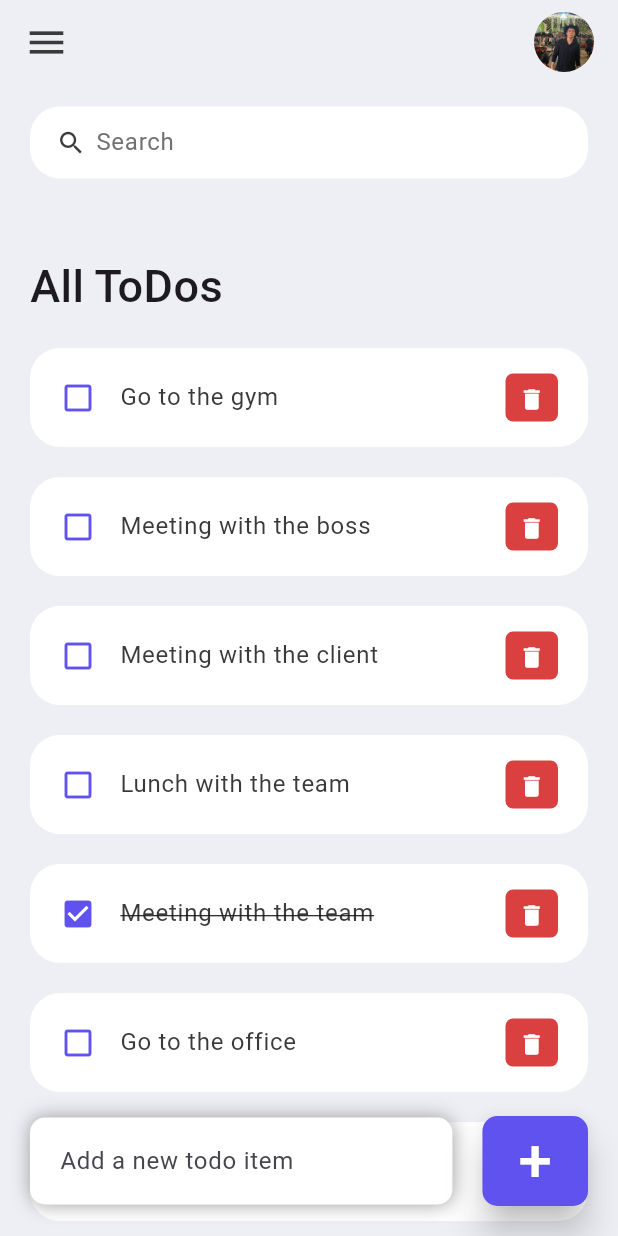
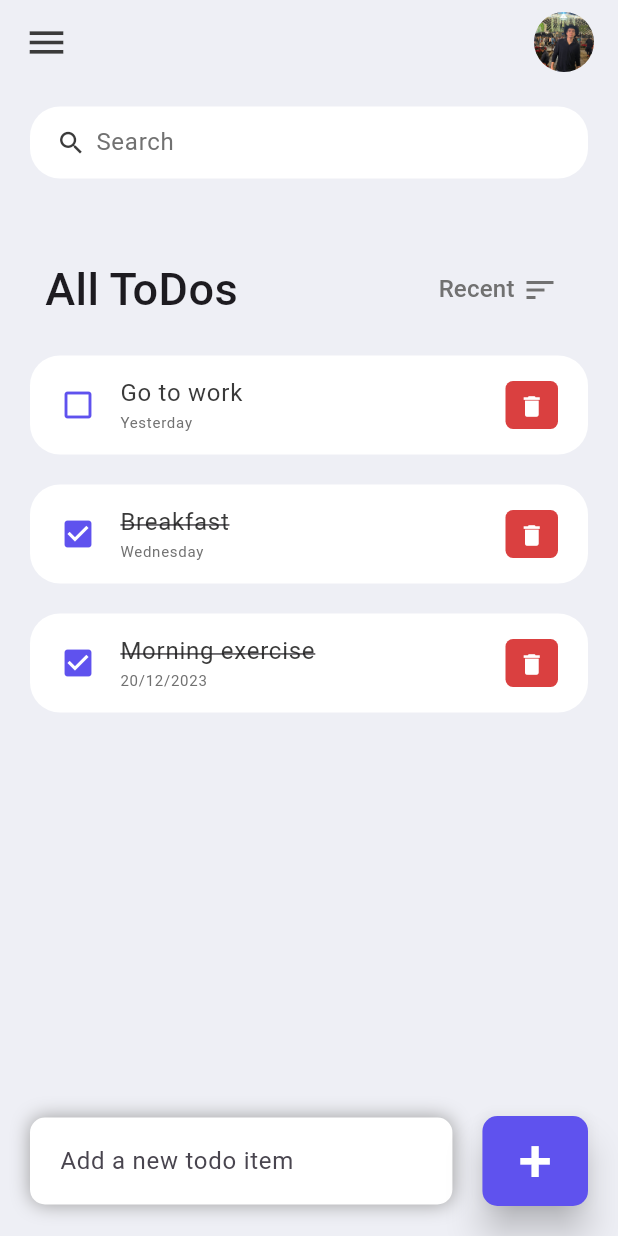
Before and after one commit to ArturoDuCas/flutter_todo_app, a Flutter app: the screen it shows after launch, on a phone screen of 412 x 824 dp. Run offline on Flutter 3.47's test engine with Material 3 defaults, Android fonts, the phone set to English and light mode, and no system bars.

Commit message:
feat: create filter todos functionality

```diff
--- a/lib/model/todo.dart
+++ b/lib/model/todo.dart
@@ -1,23 +1,31 @@
 class ToDo {
-  String? id;
+  String? createdAt;
   String? todoText;
   bool isDone;
 
   ToDo({
-    required this.id,
+    required this.createdAt,
     required this.todoText,
     this.isDone = false,
   });
 
   static List<ToDo> todoList() {
     return [
-      ToDo(id: "01", todoText: "Morning exercise", isDone: true),
-      ToDo(id: "02", todoText: "Go to the office", isDone: false),
-      ToDo(id: "03", todoText: "Meeting with the team", isDone: true),
-      ToDo(id: "04", todoText: "Lunch with the team", isDone: false),
-      ToDo(id: "05", todoText: "Meeting with the client", isDone: false),
-      ToDo(id: "06", todoText: "Meeting with the boss", isDone: false),
-      ToDo(id: "07", todoText: "Go to the gym", isDone: false),
+      ToDo(
+        createdAt: "1703056249095",
+        todoText: "Morning exercise",
+        isDone: true,
+      ),
+      ToDo(
+        createdAt: "1704324249095",
+        todoText: "Breakfast",
+        isDone: true,
+      ),
+      ToDo(
+        createdAt: "1704410689095",
+        todoText: "Go to work",
+        isDone: false,
+      ),
     ];
   }
 }
--- a/lib/screens/home.dart
+++ b/lib/screens/home.dart
@@ -15,8 +15,11 @@ class _HomeState extends State<Home> {
   List<ToDo> _foundToDo = [];
   final _todoController = TextEditingController();
 
+  var _selectedSort = 1;
+
   @override
   void initState() {
+    todosList.sort((a, b) => b.createdAt!.compareTo(a.createdAt!));
     _foundToDo = todosList;
     super.initState();
   }
@@ -40,16 +43,55 @@ class _HomeState extends State<Home> {
                         margin: const EdgeInsets.only(
                           top: 50,
                           bottom: 20,
+                          left: 10,
+                          right: 20,
                         ),
-                        child: const Text(
+                        child: Row(
+                          children: [
+                            const Text(
                               "All ToDos",
                               style: TextStyle(
                                 fontSize: 30,
                                 fontWeight: FontWeight.w500,
                               ),
                             ),
+                            const Spacer(),
+                            DropdownButton(
+                              items: const [
+                                DropdownMenuItem(
+                                  value: 1,
+                                  child: Text(
+                                    "Recent",
+                                    style: TextStyle(color: tdGray),
                                   ),
-                      for (ToDo todoo in _foundToDo.reversed)
+                                ),
+                                DropdownMenuItem(
+                                  value: 2,
+                                  child: Text(
+                                    "Older",
+                                    style: TextStyle(color: tdGray),
+                                  ),
+                                ),
+                                DropdownMenuItem(
+                                  value: 3,
+                                  child: Text(
+                                    "Name",
+                                    style: TextStyle(color: tdGray),
+                                  ),
+                                ),
+                              ],
+                              value: _selectedSort,
+                              onChanged: dropDownCallback,
+                              icon: Container(
+                                  padding: const EdgeInsets.only(left: 5),
+                                  child: const Icon(Icons.sort)),
+                              underline: Container(),
+                              iconEnabledColor: tdGray,
+                            )
+                          ],
+                        ),
+                      ),
+                      for (ToDo todoo in _foundToDo)
                         ToDoItem(
                           todo: todoo,
                           onToDoChanged: _handleToDoChange,
@@ -132,16 +174,18 @@ class _HomeState extends State<Home> {
     });
   }
 
-  void _deleteToDoItem(String id) {
+  void _deleteToDoItem(String createdAt) {
     setState(() {
-      todosList.removeWhere((item) => item.id == id);
+      todosList.removeWhere((item) => item.createdAt == createdAt);
     });
   }
 
   void _addToDoItem(String toDo) {
     setState(() {
-      todosList.add(ToDo(
-        id: DateTime.now().millisecondsSinceEpoch.toString(),
+      todosList.insert(
+          0,
+          ToDo(
+            createdAt: DateTime.now().millisecondsSinceEpoch.toString(),
             todoText: toDo,
           ));
     });
@@ -163,6 +207,22 @@ class _HomeState extends State<Home> {
 
     setState(() {
       _foundToDo = results;
+    });
+  }
+
+  void dropDownCallback(int? val) {
+    setState(() {
+      _selectedSort = val!;
+      if (val == 1) {
+        // Recent
+        todosList.sort((a, b) => b.createdAt!.compareTo(a.createdAt!));
+      } else if (val == 2) {
+        // Older
+        todosList.sort((a, b) => a.createdAt!.compareTo(b.createdAt!));
+      } else if (val == 3) {
+        // Name
+        todosList.sort((a, b) => a.todoText!.compareTo(b.todoText!));
+      }
     });
   }
 
--- a/lib/widgets/todo_item.dart
+++ b/lib/widgets/todo_item.dart
@@ -34,13 +34,25 @@ class ToDoItem extends StatelessWidget {
           todo.isDone ? Icons.check_box : Icons.check_box_outline_blank,
           color: tdBlue,
         ),
-        title: Text(
+        title: Column(
+          crossAxisAlignment: CrossAxisAlignment.start,
+          children: [
+            Text(
               todo.todoText!,
               style: TextStyle(
                 fontSize: 16,
                 color: tdBlack,
                 decoration: todo.isDone ? TextDecoration.lineThrough : null,
               ),
+            ),
+            Text(
+              _formatDate(todo.createdAt!),
+              style: const TextStyle(
+                fontSize: 10,
+                color: tdGray,
+              ),
+            )
+          ],
         ),
         trailing: Container(
           padding: const EdgeInsets.all(0),
@@ -56,11 +68,40 @@ class ToDoItem extends StatelessWidget {
             iconSize: 18,
             icon: const Icon(Icons.delete),
             onPressed: () {
-              onDeleteToDo(todo.id);
+              onDeleteToDo(todo.createdAt);
             },
           ),
         ),
       ),
     );
   }
+
+  String _formatDate(String milliseconds) {
+    var now = DateTime.now().millisecondsSinceEpoch;
+    var formattedDate = "";
+    // si es hoy
+    if (int.parse(milliseconds) > now - 86400000) {
+      var date = DateTime.fromMillisecondsSinceEpoch(int.parse(milliseconds));
+      formattedDate = "${date.hour}:${date.minute}";
+    } else if (int.parse(milliseconds) > now - 172800000) {
+      formattedDate = "Yesterday";
+    } else if (int.parse(milliseconds) > now - 604800000) {
+      var date = DateTime.fromMillisecondsSinceEpoch(int.parse(milliseconds));
+      final daysOfWeek = {
+        1: 'Monday',
+        2: 'Tuesday',
+        3: 'Wednesday',
+        4: 'Thursday',
+        5: 'Friday',
+        6: 'Saturday',
+        7: 'Sunday',
+      };
+      formattedDate = daysOfWeek[date.weekday] ?? '';
+    } else {
+      var date = DateTime.fromMillisecondsSinceEpoch(int.parse(milliseconds));
+      formattedDate = "${date.day}/${date.month}/${date.year}";
     }
+
+    return formattedDate;
+  }
+}
```
Lines whose indentation alone changed are shown as unchanged.
